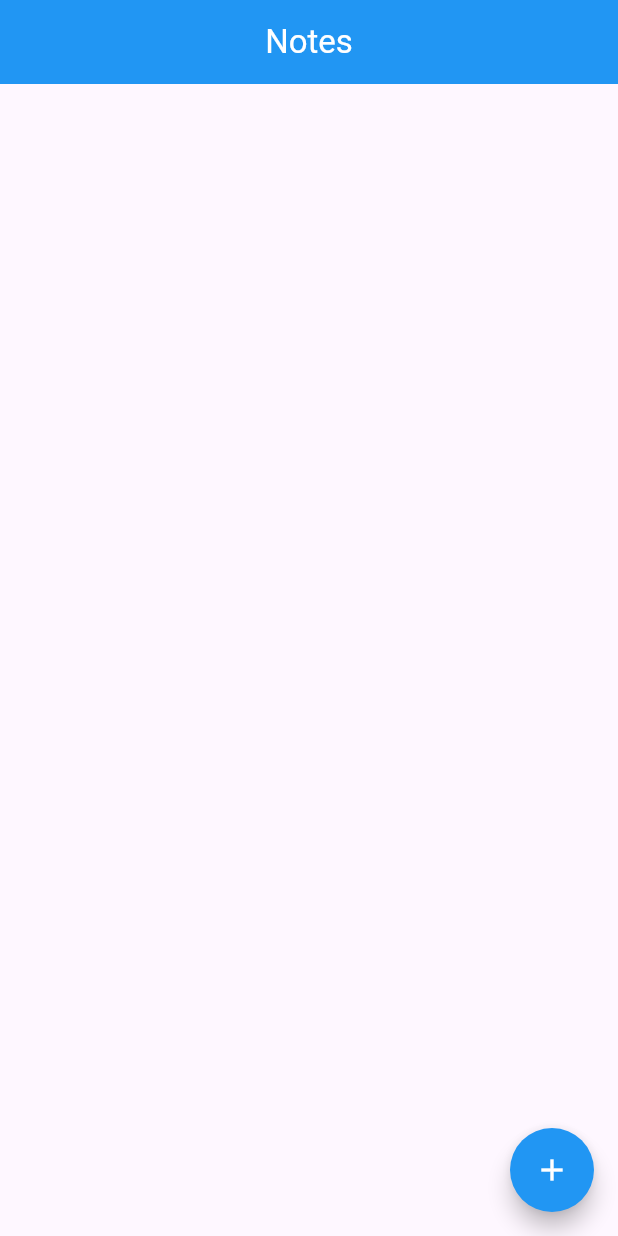
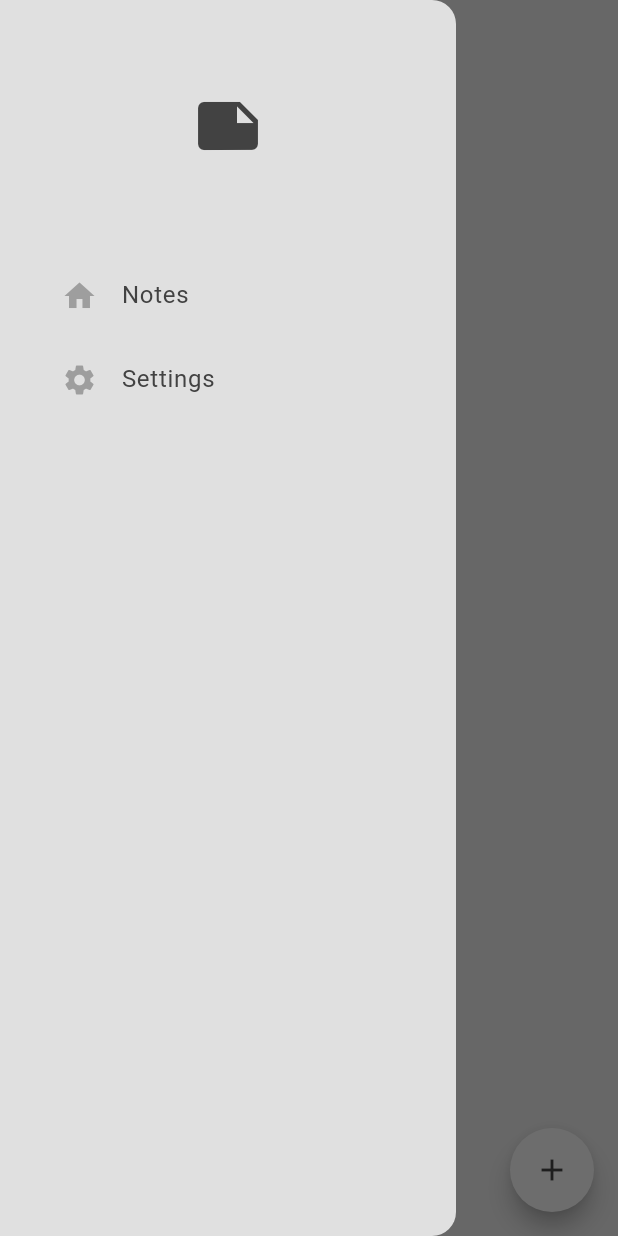
Before and after one commit to Rayane300402/notes_app, a Flutter app: the screen it shows after launch, with the side drawer open (before the commit the screen has no drawer), on a phone screen of 412 x 824 dp. Run offline on Flutter 3.47's test engine with Material 3 defaults, Android fonts, the phone set to English and light mode, and no system bars; our stand-ins replace google_fonts, isar; accounts and stored records are empty; generated files the repository leaves out were written again.

Commit message:
notes page is completed , setting up settings page now

```diff
--- /dev/null
+++ b/lib/components/drawer.dart
@@ -0,0 +1,33 @@
+import 'package:flutter/material.dart';
+import 'package:notes_app/components/drawer_tile.dart';
+
+class CustomDrawer extends StatelessWidget {
+  const CustomDrawer({super.key});
+
+  @override
+  Widget build(BuildContext context) {
+    return Drawer(
+      backgroundColor: Theme.of(context).colorScheme.surface,
+      child: Column(
+        children: [
+          // header
+          Theme(
+              data: Theme.of(context).copyWith(
+                dividerTheme: const DividerThemeData(color: Colors.transparent),
+              ),
+              child: DrawerHeader(
+                child: Icon(
+                    Icons.note,
+                    size: 48,
+                    color: Theme.of(context).colorScheme.inversePrimary
+                ),
+              )),
+
+          //notes tile
+          DrawerTile(text: "Notes", icon: Icons.home, onTap: () => Navigator.pop(context)),
+          DrawerTile(text: "Settings", icon: Icons.settings, onTap: (){}),
+        ],
+      ),
+    );
+  }
+}
--- /dev/null
+++ b/lib/components/drawer_tile.dart
@@ -0,0 +1,31 @@
+import 'package:flutter/material.dart';
+import 'package:google_fonts/google_fonts.dart';
+
+class DrawerTile extends StatelessWidget {
+  final String text;
+  final IconData icon;
+  final void Function()? onTap;
+
+  DrawerTile(
+      {super.key, required this.text, required this.icon, required this.onTap});
+
+  @override
+  Widget build(BuildContext context) {
+    return Padding(
+      padding: const  EdgeInsets.only(left:25.0),
+      child: ListTile(
+        leading: Icon(
+          icon,
+          color: Colors.grey,
+        ),
+        title: Text(
+          text,
+          style: TextStyle(
+              color: Theme.of(context).colorScheme.inversePrimary
+          ),
+        ),
+        onTap: onTap,
+      ),
+    );
+  }
+}
--- a/lib/main.dart
+++ b/lib/main.dart
@@ -1,6 +1,7 @@
 import 'package:flutter/material.dart';
 import 'package:notes_app/models/note_db.dart';
 import 'package:notes_app/pages/notes_page.dart';
+import 'package:notes_app/theme/themeProvider.dart';
 import 'package:provider/provider.dart';
 
 void main() async{
@@ -9,10 +10,13 @@ void main() async{
   await NoteDatabase.initialize();
 
   runApp(
-      ChangeNotifierProvider(
-          create: (_) => NoteDatabase(),
-        child: const MyApp(),
-      )
+     MultiProvider(
+         providers: [
+           ChangeNotifierProvider(create: (_) => NoteDatabase()),
+           ChangeNotifierProvider(create: (create) => ThemeProvider())
+         ],
+       child: const MyApp(),
+     )
   );
 }
 
@@ -21,9 +25,10 @@ class MyApp extends StatelessWidget {
 
   @override
   Widget build(BuildContext context) {
-    return const MaterialApp(
+    return  MaterialApp(
       debugShowCheckedModeBanner: false,
-      home: NotesPage(),
+      theme: Provider.of<ThemeProvider>(context).themeData,
+      home: const NotesPage(),
     );
   }
 }
--- a/lib/pages/notes_page.dart
+++ b/lib/pages/notes_page.dart
@@ -1,6 +1,11 @@
 // ignore_for_file: prefer_const_constructors
 
 import 'package:flutter/material.dart';
+import 'package:google_fonts/google_fonts.dart';
+import 'package:notes_app/components/drawer.dart';
+import 'package:notes_app/models/note.dart';
+import 'package:notes_app/models/note_db.dart';
+import 'package:provider/provider.dart';
 
 class NotesPage extends StatefulWidget {
   const NotesPage({super.key});
@@ -10,14 +15,52 @@ class NotesPage extends StatefulWidget {
 }
 
 class _NotesPageState extends State<NotesPage> {
-
   TextEditingController textController = TextEditingController();
 
+  @override
+  void initState() {
+    super.initState();
+    readNotes();
+  }
+
   // create
-  void createNote(){
+  void createNote() {
     showDialog(
         context: context,
-        builder:(context) => AlertDialog(
+        builder: (context) => AlertDialog(
+          title: Text('Add Note'),
+              shape: RoundedRectangleBorder(
+                borderRadius: BorderRadius.all(Radius.circular(10)),
+              ),
+              content: TextField(
+                controller: textController,
+              ),
+              actions: [
+                // create a confirm button
+                MaterialButton(
+                    onPressed: () {
+                      context.read<NoteDatabase>().addNote(textController.text);
+                      textController.clear();
+                      Navigator.pop(context);
+                    },
+                  child: const Text("Create") ,
+                )
+              ],
+            ));
+  }
+
+  // read
+  void readNotes(){
+    context.read<NoteDatabase>().fetchNotes();
+  }
+
+  // update
+  void updateNote(Note note){
+    textController.text = note.text;
+    showDialog(
+        context: context,
+        builder: (context) => AlertDialog(
+          title: Text("Update Note"),
           shape: RoundedRectangleBorder(
             borderRadius: BorderRadius.all(Radius.circular(10)),
           ),
@@ -26,27 +69,81 @@ class _NotesPageState extends State<NotesPage> {
           ),
           actions: [
             // create a confirm button
-
+            MaterialButton(
+              onPressed: () {
+                context.read<NoteDatabase>().updateNote(note.id,textController.text);
+                textController.clear();
+                Navigator.pop(context);
+              },
+              child: const Text("Create") ,
+            )
           ],
-        )
-    );
+        ));
   }
 
-  // read
-
-  // update
-
   // delete
+  void deleteNote(int id){
+  context.read<NoteDatabase>().deleteNote(id);
+  }
 
   @override
   Widget build(BuildContext context) {
+
+    final noteDatabase = context.watch<NoteDatabase>();
+
+    List<Note> currentNotes = noteDatabase.currentNotes;
+
     return Scaffold(
-      appBar: AppBar(title: const Text('Notes', style: TextStyle(color: Colors.white),), backgroundColor: Colors.blue, centerTitle: true,),
+      backgroundColor: Theme.of(context).colorScheme.surface ,
+      appBar: AppBar(
+        elevation: 0,
+        backgroundColor:  Colors.transparent,
+        foregroundColor: Theme.of(context).colorScheme.inversePrimary,
+      ),
+      drawer: CustomDrawer(),
       floatingActionButton: FloatingActionButton(
         onPressed: createNote,
-        backgroundColor: Colors.blue,
-        shape: const  CircleBorder(),
-        child: const  Icon(Icons.add,color: Colors.white,),
+        shape: const CircleBorder(),
+        child:  Icon(Icons.add, color: Theme.of(context).colorScheme.inversePrimary,),
+      ),
+      body: Column(
+        crossAxisAlignment: CrossAxisAlignment.start,
+        children: [
+          Padding(
+            padding: const EdgeInsets.only(left:25.0),
+            child: Text(
+              "Notes",
+              style: GoogleFonts.dmSerifText(
+                fontSize:  48,
+                color: Theme.of(context).colorScheme.inversePrimary
+              ),
+            ),
+          ),
+
+          Expanded(
+            child: ListView.builder(
+              itemCount: currentNotes.length,
+              itemBuilder: (context, index){
+                // get individual note
+                final note = currentNotes[index];
+
+                return ListTile(
+                  title: Text(note.text),
+                  trailing: Row(
+                    mainAxisSize: MainAxisSize.min,
+                    children: [
+                      // edit button
+                      IconButton(onPressed: () => updateNote(note) , icon: Icon(Icons.edit,   color: Theme.of(context).colorScheme.inversePrimary)),
+
+                      // delete button
+                      IconButton(onPressed: () => deleteNote(note.id) , icon: Icon(Icons.delete,   color: Theme.of(context).colorScheme.inversePrimary)),
+                    ],
+                  ),
+                );
+              }
+            ),
+          ),
+        ],
       ),
     );
   }
--- /dev/null
+++ b/lib/theme/theme.dart
@@ -0,0 +1,22 @@
+import 'package:flutter/material.dart';
+
+ThemeData lightMode = ThemeData(
+  brightness: Brightness.light,
+  colorScheme: ColorScheme.light(
+    surface: Colors.grey.shade300,
+    primary: Colors.grey.shade200,
+    secondary: Colors.grey.shade400,
+    inversePrimary: Colors.grey.shade800
+  )
+);
+
+
+ThemeData darkMode = ThemeData(
+    brightness: Brightness.dark,
+    colorScheme: ColorScheme.dark(
+        surface: Colors.grey.shade900,
+        primary: Colors.grey.shade800,
+        secondary: Colors.grey.shade700,
+        inversePrimary: Colors.grey.shade300
+    )
+);
--- /dev/null
+++ b/lib/theme/themeProvider.dart
@@ -0,0 +1,25 @@
+
+import 'package:flutter/foundation.dart';
+import 'package:flutter/material.dart';
+import 'package:notes_app/theme/theme.dart';
+
+class ThemeProvider with ChangeNotifier{
+  ThemeData _themeDate = lightMode;
+
+  ThemeData get themeData => _themeDate;
+
+  bool get isDarkMode => _themeDate == darkMode;
+
+  set themeData(ThemeData themeData) {
+    _themeDate = themeData;
+    notifyListeners();
+  }
+
+  void toggleTheme() {
+    if( _themeDate == lightMode){
+      themeData = darkMode;
+    } else {
+      themeData = lightMode;
+    }
+  }
+}
--- a/pubspec.yaml
+++ b/pubspec.yaml
@@ -39,6 +39,7 @@ dependencies:
   isar_flutter_libs: ^3.1.0+1
   path_provider: ^2.1.5
   provider: ^6.1.2
+  google_fonts: ^6.2.1
 
 dev_dependencies:
   flutter_test:
```
Also changed, not shown: lib/pages/settings.dart (added), pubspec.lock.
